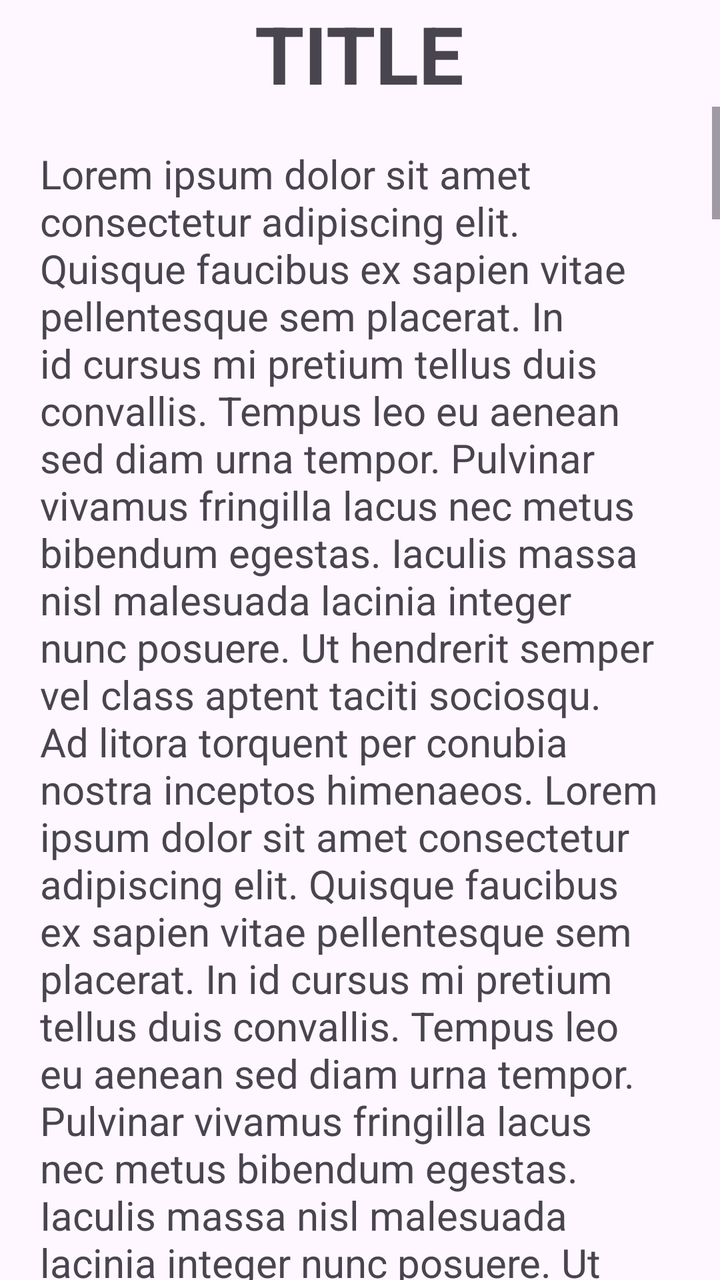
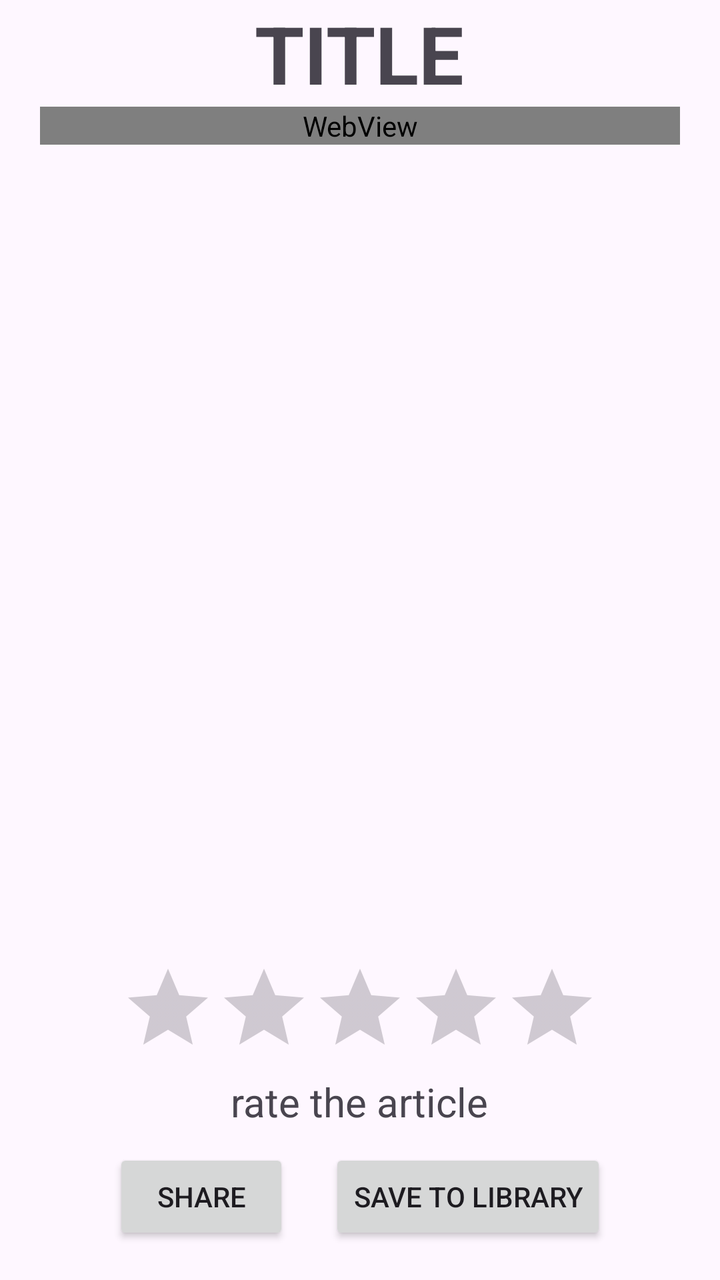

Screens rendered from an Android XML layout before and after an edit, with the pre-edit source and the edit as a unified diff.
<!-- AndroidManifest.xml: application theme Theme.MyApplication -->
<!-- res/layout/activity_article_view.xml -->
<?xml version="1.0" encoding="utf-8"?>
<LinearLayout android:layout_width="match_parent"
    android:layout_height="match_parent"

    xmlns:android="http://schemas.android.com/apk/res/android"
    android:id="@+id/main"
    android:orientation="horizontal">

    

    <LinearLayout
        android:layout_width="wrap_content"
        android:layout_height="wrap_content"
        android:layout_weight="2"
        android:orientation="vertical"
        android:layout_gravity="center_horizontal">

        <TextView
            android:layout_width="wrap_content"
            android:layout_height="wrap_content"
            android:text="TITLE"
            android:textSize="40sp"
            android:textStyle="bold"
            android:layout_gravity="center"/>

        <ScrollView
            android:layout_width="match_parent"
            android:layout_height="match_parent"
            android:fillViewport="true">

            <LinearLayout
                android:layout_width="match_parent"
                android:layout_height="wrap_content">

                <TextView
                    android:layout_width="wrap_content"
                    android:layout_height="wrap_content"
                    android:padding="20dp"
                    android:text="@string/tempScrollText"
                    android:textSize="20sp" />


                <RatingBar
                    android:layout_width="wrap_content"
                    android:layout_height="wrap_content"
                    android:stepSize="1"
                    android:layout_gravity="center"/>
                <TextView
                    android:layout_width="wrap_content"
                    android:layout_height="wrap_content"
                    android:text="rate the article"
                    android:textSize="20sp"
                    android:layout_gravity="center_horizontal"/>

                <LinearLayout
                    android:layout_width="wrap_content"
                    android:layout_height="wrap_content"
                    android:layout_gravity="center_horizontal"
                    android:orientation="horizontal">

                    <Button
                        android:layout_width="wrap_content"
                        android:layout_height="wrap_content"
                        android:text="Share"
                        android:layout_margin="10dp"/>

                    <Button
                        android:layout_width="wrap_content"
                        android:layout_height="wrap_content"
                        android:text="Save to Library"
                        android:layout_margin="10dp"/>

                </LinearLayout>
            </LinearLayout>


        </ScrollView>



    </LinearLayout>

</LinearLayout>
<!-- resources referenced by this layout -->
<resources>
  <string name="tempScrollText">Lorem ipsum dolor sit amet consectetur adipiscing elit. Quisque faucibus ex sapien vitae pellentesque sem placerat. In id cursus mi pretium tellus duis convallis. Tempus leo eu aenean sed diam urna tempor. Pulvinar vivamus fringilla lacus nec metus bibendum egestas. Iaculis massa nisl malesuada lacinia integer nunc posuere. Ut hendrerit semper vel class aptent taciti sociosqu. Ad litora torquent per conubia nostra inceptos himenaeos.
  
  Lorem ipsum dolor sit amet consectetur adipiscing elit. Quisque faucibus ex sapien vitae pellentesque sem placerat. In id cursus mi pretium tellus duis convallis. Tempus leo eu aenean sed diam urna tempor. Pulvinar vivamus fringilla lacus nec metus bibendum egestas. Iaculis massa nisl malesuada lacinia integer nunc posuere. Ut hendrerit semper vel class aptent taciti sociosqu. Ad litora torquent per conubia nostra inceptos himenaeos.
  
  Lorem ipsum dolor sit amet consectetur adipiscing elit. Quisque faucibus ex sapien vitae pellentesque sem placerat. In id cursus mi pretium tellus duis convallis. Tempus leo eu aenean sed diam urna tempor. Pulvinar vivamus fringilla lacus nec metus bibendum egestas. Iaculis massa nisl malesuada lacinia integer nunc posuere. Ut hendrerit semper vel class aptent taciti sociosqu. Ad litora torquent per conubia nostra inceptos himenaeos.
  
  Lorem ipsum dolor sit amet consectetur adipiscing elit. Quisque faucibus ex sapien vitae pellentesque sem placerat. In id cursus mi pretium tellus duis convallis. Tempus leo eu aenean sed diam urna tempor. Pulvinar vivamus fringilla lacus nec metus bibendum egestas. Iaculis massa nisl malesuada lacinia integer nunc posuere. Ut hendrerit semper vel class aptent taciti sociosqu. Ad litora torquent per conubia nostra inceptos himenaeos.
  
  Lorem ipsum dolor sit amet consectetur adipiscing elit. Quisque faucibus ex sapien vitae pellentesque sem placerat. In id cursus mi pretium tellus duis convallis. Tempus leo eu aenean sed diam urna tempor. Pulvinar vivamus fringilla lacus nec metus bibendum egestas. Iaculis massa nisl malesuada lacinia integer nunc posuere. Ut hendrerit semper vel class aptent taciti sociosqu. Ad litora torquent per conubia nostra inceptos himenaeos.
  
  Lorem ipsum dolor sit amet consectetur adipiscing elit. Quisque faucibus ex sapien vitae pellentesque sem placerat. In id cursus mi pretium tellus duis convallis. Tempus leo eu aenean sed diam urna tempor. Pulvinar vivamus fringilla lacus nec metus bibendum egestas. Iaculis massa nisl malesuada lacinia integer nunc posuere. Ut hendrerit semper vel class aptent taciti sociosqu. Ad litora torquent per conubia nostra inceptos himenaeos.
  
  Lorem ipsum dolor sit amet consectetur adipiscing elit. Quisque faucibus ex sapien vitae pellentesque sem placerat. In id cursus mi pretium tellus duis convallis. Tempus leo eu aenean sed diam urna tempor. Pulvinar vivamus fringilla lacus nec metus bibendum egestas. Iaculis massa nisl malesuada lacinia integer nunc posuere. Ut hendrerit semper vel class aptent taciti sociosqu. Ad litora torquent per conubia nostra inceptos himenaeos.
  
  Lorem ipsum dolor sit amet consectetur adipiscing elit. Quisque faucibus ex sapien vitae pellentesque sem placerat. In id cursus mi pretium tellus duis convallis. Tempus leo eu aenean sed diam urna tempor. Pulvinar vivamus fringilla lacus nec metus bibendum egestas. Iaculis massa nisl malesuada lacinia integer nunc posuere. Ut hendrerit semper vel class aptent taciti sociosqu. Ad litora torquent per conubia nostra inceptos himenaeos.
  
  Lorem ipsum dolor sit amet consectetur adipiscing elit. Quisque faucibus ex sapien vitae pellentesque sem placerat. In id cursus mi pretium tellus duis convallis. Tempus leo eu aenean sed diam urna tempor. Pulvinar vivamus fringilla lacus nec metus bibendum egestas. Iaculis massa nisl malesuada lacinia integer nunc posuere. Ut hendrerit semper vel class aptent taciti sociosqu. Ad litora torquent per conubia nostra inceptos himenaeos.
  
  Lorem ipsum dolor sit amet consectetur adipiscing elit. Quisque faucibus ex sapien vitae pellentesque sem placerat. In id cursus mi pretium tellus duis convallis. Tempus leo eu aenean sed diam urna tempor. Pulvinar vivamus fringilla lacus nec metus bibendum egestas. Iaculis massa nisl malesuada lacinia integer nunc posuere. Ut hendrerit semper vel class aptent taciti sociosqu. Ad litora torquent per conubia nostra inceptos himenaeos.
  
  Lorem ipsum dolor sit amet consectetur adipiscing elit. Quisque faucibus ex sapien vitae pellentesque sem placerat. In id cursus mi pretium tellus duis convallis. Tempus leo eu aenean sed diam urna tempor. Pulvinar vivamus fringilla lacus nec metus bibendum egestas. Iaculis massa nisl malesuada lacinia integer nunc posuere. Ut hendrerit semper vel class aptent taciti sociosqu. Ad litora torquent per conubia nostra inceptos himenaeos.
  
  Lorem ipsum dolor sit amet consectetur adipiscing elit. Quisque faucibus ex sapien vitae pellentesque sem placerat. In id cursus mi pretium tellus duis convallis. Tempus leo eu aenean sed diam urna tempor. Pulvinar vivamus fringilla lacus nec metus bibendum egestas. Iaculis massa nisl malesuada lacinia integer nunc posuere. Ut hendrerit semper vel class aptent taciti sociosqu. Ad litora torquent per conubia nostra inceptos himenaeos.
  
  Lorem ipsum dolor sit amet consectetur adipiscing elit. Quisque faucibus ex sapien vitae pellentesque sem placerat. In id cursus mi pretium tellus duis convallis. Tempus leo eu aenean sed diam urna tempor. Pulvinar vivamus fringilla lacus nec metus bibendum egestas. Iaculis massa nisl malesuada lacinia integer nunc posuere. Ut hendrerit semper vel class aptent taciti sociosqu. Ad litora torquent per conubia nostra inceptos himenaeos.
  
  Lorem ipsum dolor sit amet consectetur adipiscing elit. Quisque faucibus ex sapien vitae pellentesque sem placerat. In id cursus mi pretium tellus duis convallis. Tempus leo eu aenean sed diam urna tempor. Pulvinar vivamus fringilla lacus nec metus bibendum egestas. Iaculis massa nisl malesuada lacinia integer nunc posuere. Ut hendrerit semper vel class aptent taciti sociosqu. Ad litora torquent per conubia nostra inceptos himenaeos.
  
  Lorem ipsum dolor sit amet consectetur adipiscing elit. Quisque faucibus ex sapien vitae pellentesque sem placerat. In id cursus mi pretium tellus duis convallis. Tempus leo eu aenean sed diam urna tempor. Pulvinar vivamus fringilla lacus nec metus bibendum egestas. Iaculis massa nisl malesuada lacinia integer nunc posuere. Ut hendrerit semper vel class aptent taciti sociosqu. Ad litora torquent per conubia nostra inceptos himenaeos.
  
  Lorem ipsum dolor sit amet consectetur adipiscing elit. Quisque faucibus ex sapien vitae pellentesque sem placerat. In id cursus mi pretium tellus duis convallis. Tempus leo eu aenean sed diam urna tempor. Pulvinar vivamus fringilla lacus nec metus bibendum egestas. Iaculis massa nisl malesuada lacinia integer nunc posuere. Ut hendrerit semper vel class aptent taciti sociosqu. Ad litora torquent per conubia nostra inceptos himenaeos.
  
  Lorem ipsum dolor sit amet consectetur adipiscing elit. Quisque faucibus ex sapien vitae pellentesque sem placerat. In id cursus mi pretium tellus duis convallis. Tempus leo eu aenean sed diam urna tempor. Pulvinar vivamus fringilla lacus nec metus bibendum egestas. Iaculis massa nisl malesuada lacinia integer nunc posuere. Ut hendrerit semper vel class aptent taciti sociosqu. Ad litora torquent per conubia nostra inceptos himenaeos.
  
  Lorem ipsum dolor sit amet consectetur adipiscing elit. Quisque faucibus ex sapien vitae pellentesque sem placerat. In id cursus mi pretium tellus duis convallis. Tempus leo eu aenean sed diam urna tempor. Pulvinar vivamus fringilla lacus nec metus bibendum egestas. Iaculis massa nisl malesuada lacinia integer nunc posuere. Ut hendrerit semper vel class aptent taciti sociosqu. Ad litora torquent per conubia nostra inceptos himenaeos.
  lor sit amet consectetur adipiscing elit. Quisque faucibus ex sapien vitae pellentesque sem placerat. In id cursus mi pretium tellus duis convallis. Tempus leo eu aenean sed diam urna tempor. Pulvinar vivamus fringilla lacus nec metus bibendum egestas. Iaculis massa nisl malesuada lacinia integer nunc posuere. Ut hendrerit semper vel class aptent taciti sociosqu. Ad litora torquent per conubia nostra inceptos himenaeos.</string>
  <!-- unchanged entries left out for length: 2 -->
</resources>

<!-- the commit's change to res/layout/activity_article_view.xml (unified diff, before → after) -->
@@ -16,67 +16,63 @@
         android:layout_gravity="center_horizontal">
 
         <TextView
+            android:id="@+id/article_view_title"
             android:layout_width="wrap_content"
             android:layout_height="wrap_content"
             android:text="TITLE"
             android:textSize="40sp"
+            android:gravity="center"
             android:textStyle="bold"
             android:layout_gravity="center"/>
 
+
         <ScrollView
             android:layout_width="match_parent"
-            android:layout_height="match_parent"
-            android:fillViewport="true">
+            android:layout_height="427dp">
 
-            <LinearLayout
+            <WebView
+                android:id="@+id/articleBody"
                 android:layout_width="match_parent"
-                android:layout_height="wrap_content">
-
-                <TextView
-                    android:layout_width="wrap_content"
-                    android:layout_height="wrap_content"
-                    android:padding="20dp"
-                    android:text="@string/tempScrollText"
-                    android:textSize="20sp" />
-
-
-                <RatingBar
-                    android:layout_width="wrap_content"
-                    android:layout_height="wrap_content"
-                    android:stepSize="1"
-                    android:layout_gravity="center"/>
-                <TextView
-                    android:layout_width="wrap_content"
-                    android:layout_height="wrap_content"
-                    android:text="rate the article"
-                    android:textSize="20sp"
-                    android:layout_gravity="center_horizontal"/>
-
-                <LinearLayout
-                    android:layout_width="wrap_content"
-                    android:layout_height="wrap_content"
-                    android:layout_gravity="center_horizontal"
-                    android:orientation="horizontal">
-
-                    <Button
-                        android:layout_width="wrap_content"
-                        android:layout_height="wrap_content"
-                        android:text="Share"
-                        android:layout_margin="10dp"/>
-
-                    <Button
-                        android:layout_width="wrap_content"
-                        android:layout_height="wrap_content"
-                        android:text="Save to Library"
-                        android:layout_margin="10dp"/>
-
-                </LinearLayout>
-            </LinearLayout>
-
-
+                android:layout_height="wrap_content"
+                android:layout_marginStart="20dp"
+                android:layout_marginEnd="20dp" />
         </ScrollView>
 
 
+        <RatingBar
+            android:layout_width="wrap_content"
+            android:layout_height="wrap_content"
+            android:stepSize="1"
+            android:layout_gravity="center"/>
+        <TextView
+            android:layout_width="wrap_content"
+            android:layout_height="wrap_content"
+            android:text="rate the article"
+            android:textSize="20sp"
+            android:layout_gravity="center_horizontal"/>
+
+        <LinearLayout
+            android:layout_width="wrap_content"
+            android:layout_height="wrap_content"
+            android:layout_gravity="center_horizontal"
+            android:orientation="horizontal">
+
+            <Button
+                android:layout_width="wrap_content"
+                android:layout_height="wrap_content"
+                android:text="Share"
+                android:layout_margin="10dp"/>
+
+            <Button
+                android:layout_width="wrap_content"
+                android:layout_height="wrap_content"
+                android:text="Save to Library"
+                android:id="@+id/saveToLib"
+                android:layout_margin="10dp"/>
+
+
+
+        </LinearLayout>
 
     </LinearLayout>
 
<!-- resource entries referenced after the edit -->
@@ -1,41 +1,5 @@
 <!-- resources referenced by this layout -->
 <resources>
-  <string name="tempScrollText">Lorem ipsum dolor sit amet consectetur adipiscing elit. Quisque faucibus ex sapien vitae pellentesque sem placerat. In id cursus mi pretium tellus duis convallis. Tempus leo eu aenean sed diam urna tempor. Pulvinar vivamus fringilla lacus nec metus bibendum egestas. Iaculis massa nisl malesuada lacinia integer nunc posuere. Ut hendrerit semper vel class aptent taciti sociosqu. Ad litora torquent per conubia nostra inceptos himenaeos.
-  
-  Lorem ipsum dolor sit amet consectetur adipiscing elit. Quisque faucibus ex sapien vitae pellentesque sem placerat. In id cursus mi pretium tellus duis convallis. Tempus leo eu aenean sed diam urna tempor. Pulvinar vivamus fringilla lacus nec metus bibendum egestas. Iaculis massa nisl malesuada lacinia integer nunc posuere. Ut hendrerit semper vel class aptent taciti sociosqu. Ad litora torquent per conubia nostra inceptos himenaeos.
-  
-  Lorem ipsum dolor sit amet consectetur adipiscing elit. Quisque faucibus ex sapien vitae pellentesque sem placerat. In id cursus mi pretium tellus duis convallis. Tempus leo eu aenean sed diam urna tempor. Pulvinar vivamus fringilla lacus nec metus bibendum egestas. Iaculis massa nisl malesuada lacinia integer nunc posuere. Ut hendrerit semper vel class aptent taciti sociosqu. Ad litora torquent per conubia nostra inceptos himenaeos.
-  
-  Lorem ipsum dolor sit amet consectetur adipiscing elit. Quisque faucibus ex sapien vitae pellentesque sem placerat. In id cursus mi pretium tellus duis convallis. Tempus leo eu aenean sed diam urna tempor. Pulvinar vivamus fringilla lacus nec metus bibendum egestas. Iaculis massa nisl malesuada lacinia integer nunc posuere. Ut hendrerit semper vel class aptent taciti sociosqu. Ad litora torquent per conubia nostra inceptos himenaeos.
-  
-  Lorem ipsum dolor sit amet consectetur adipiscing elit. Quisque faucibus ex sapien vitae pellentesque sem placerat. In id cursus mi pretium tellus duis convallis. Tempus leo eu aenean sed diam urna tempor. Pulvinar vivamus fringilla lacus nec metus bibendum egestas. Iaculis massa nisl malesuada lacinia integer nunc posuere. Ut hendrerit semper vel class aptent taciti sociosqu. Ad litora torquent per conubia nostra inceptos himenaeos.
-  
-  Lorem ipsum dolor sit amet consectetur adipiscing elit. Quisque faucibus ex sapien vitae pellentesque sem placerat. In id cursus mi pretium tellus duis convallis. Tempus leo eu aenean sed diam urna tempor. Pulvinar vivamus fringilla lacus nec metus bibendum egestas. Iaculis massa nisl malesuada lacinia integer nunc posuere. Ut hendrerit semper vel class aptent taciti sociosqu. Ad litora torquent per conubia nostra inceptos himenaeos.
-  
-  Lorem ipsum dolor sit amet consectetur adipiscing elit. Quisque faucibus ex sapien vitae pellentesque sem placerat. In id cursus mi pretium tellus duis convallis. Tempus leo eu aenean sed diam urna tempor. Pulvinar vivamus fringilla lacus nec metus bibendum egestas. Iaculis massa nisl malesuada lacinia integer nunc posuere. Ut hendrerit semper vel class aptent taciti sociosqu. Ad litora torquent per conubia nostra inceptos himenaeos.
-  
-  Lorem ipsum dolor sit amet consectetur adipiscing elit. Quisque faucibus ex sapien vitae pellentesque sem placerat. In id cursus mi pretium tellus duis convallis. Tempus leo eu aenean sed diam urna tempor. Pulvinar vivamus fringilla lacus nec metus bibendum egestas. Iaculis massa nisl malesuada lacinia integer nunc posuere. Ut hendrerit semper vel class aptent taciti sociosqu. Ad litora torquent per conubia nostra inceptos himenaeos.
-  
-  Lorem ipsum dolor sit amet consectetur adipiscing elit. Quisque faucibus ex sapien vitae pellentesque sem placerat. In id cursus mi pretium tellus duis convallis. Tempus leo eu aenean sed diam urna tempor. Pulvinar vivamus fringilla lacus nec metus bibendum egestas. Iaculis massa nisl malesuada lacinia integer nunc posuere. Ut hendrerit semper vel class aptent taciti sociosqu. Ad litora torquent per conubia nostra inceptos himenaeos.
-  
-  Lorem ipsum dolor sit amet consectetur adipiscing elit. Quisque faucibus ex sapien vitae pellentesque sem placerat. In id cursus mi pretium tellus duis convallis. Tempus leo eu aenean sed diam urna tempor. Pulvinar vivamus fringilla lacus nec metus bibendum egestas. Iaculis massa nisl malesuada lacinia integer nunc posuere. Ut hendrerit semper vel class aptent taciti sociosqu. Ad litora torquent per conubia nostra inceptos himenaeos.
-  
-  Lorem ipsum dolor sit amet consectetur adipiscing elit. Quisque faucibus ex sapien vitae pellentesque sem placerat. In id cursus mi pretium tellus duis convallis. Tempus leo eu aenean sed diam urna tempor. Pulvinar vivamus fringilla lacus nec metus bibendum egestas. Iaculis massa nisl malesuada lacinia integer nunc posuere. Ut hendrerit semper vel class aptent taciti sociosqu. Ad litora torquent per conubia nostra inceptos himenaeos.
-  
-  Lorem ipsum dolor sit amet consectetur adipiscing elit. Quisque faucibus ex sapien vitae pellentesque sem placerat. In id cursus mi pretium tellus duis convallis. Tempus leo eu aenean sed diam urna tempor. Pulvinar vivamus fringilla lacus nec metus bibendum egestas. Iaculis massa nisl malesuada lacinia integer nunc posuere. Ut hendrerit semper vel class aptent taciti sociosqu. Ad litora torquent per conubia nostra inceptos himenaeos.
-  
-  Lorem ipsum dolor sit amet consectetur adipiscing elit. Quisque faucibus ex sapien vitae pellentesque sem placerat. In id cursus mi pretium tellus duis convallis. Tempus leo eu aenean sed diam urna tempor. Pulvinar vivamus fringilla lacus nec metus bibendum egestas. Iaculis massa nisl malesuada lacinia integer nunc posuere. Ut hendrerit semper vel class aptent taciti sociosqu. Ad litora torquent per conubia nostra inceptos himenaeos.
-  
-  Lorem ipsum dolor sit amet consectetur adipiscing elit. Quisque faucibus ex sapien vitae pellentesque sem placerat. In id cursus mi pretium tellus duis convallis. Tempus leo eu aenean sed diam urna tempor. Pulvinar vivamus fringilla lacus nec metus bibendum egestas. Iaculis massa nisl malesuada lacinia integer nunc posuere. Ut hendrerit semper vel class aptent taciti sociosqu. Ad litora torquent per conubia nostra inceptos himenaeos.
-  
-  Lorem ipsum dolor sit amet consectetur adipiscing elit. Quisque faucibus ex sapien vitae pellentesque sem placerat. In id cursus mi pretium tellus duis convallis. Tempus leo eu aenean sed diam urna tempor. Pulvinar vivamus fringilla lacus nec metus bibendum egestas. Iaculis massa nisl malesuada lacinia integer nunc posuere. Ut hendrerit semper vel class aptent taciti sociosqu. Ad litora torquent per conubia nostra inceptos himenaeos.
-  
-  Lorem ipsum dolor sit amet consectetur adipiscing elit. Quisque faucibus ex sapien vitae pellentesque sem placerat. In id cursus mi pretium tellus duis convallis. Tempus leo eu aenean sed diam urna tempor. Pulvinar vivamus fringilla lacus nec metus bibendum egestas. Iaculis massa nisl malesuada lacinia integer nunc posuere. Ut hendrerit semper vel class aptent taciti sociosqu. Ad litora torquent per conubia nostra inceptos himenaeos.
-  
-  Lorem ipsum dolor sit amet consectetur adipiscing elit. Quisque faucibus ex sapien vitae pellentesque sem placerat. In id cursus mi pretium tellus duis convallis. Tempus leo eu aenean sed diam urna tempor. Pulvinar vivamus fringilla lacus nec metus bibendum egestas. Iaculis massa nisl malesuada lacinia integer nunc posuere. Ut hendrerit semper vel class aptent taciti sociosqu. Ad litora torquent per conubia nostra inceptos himenaeos.
-  
-  Lorem ipsum dolor sit amet consectetur adipiscing elit. Quisque faucibus ex sapien vitae pellentesque sem placerat. In id cursus mi pretium tellus duis convallis. Tempus leo eu aenean sed diam urna tempor. Pulvinar vivamus fringilla lacus nec metus bibendum egestas. Iaculis massa nisl malesuada lacinia integer nunc posuere. Ut hendrerit semper vel class aptent taciti sociosqu. Ad litora torquent per conubia nostra inceptos himenaeos.
-  lor sit amet consectetur adipiscing elit. Quisque faucibus ex sapien vitae pellentesque sem placerat. In id cursus mi pretium tellus duis convallis. Tempus leo eu aenean sed diam urna tempor. Pulvinar vivamus fringilla lacus nec metus bibendum egestas. Iaculis massa nisl malesuada lacinia integer nunc posuere. Ut hendrerit semper vel class aptent taciti sociosqu. Ad litora torquent per conubia nostra inceptos himenaeos.</string>
   <!-- unchanged entries left out for length: 2 -->
 </resources>
 
